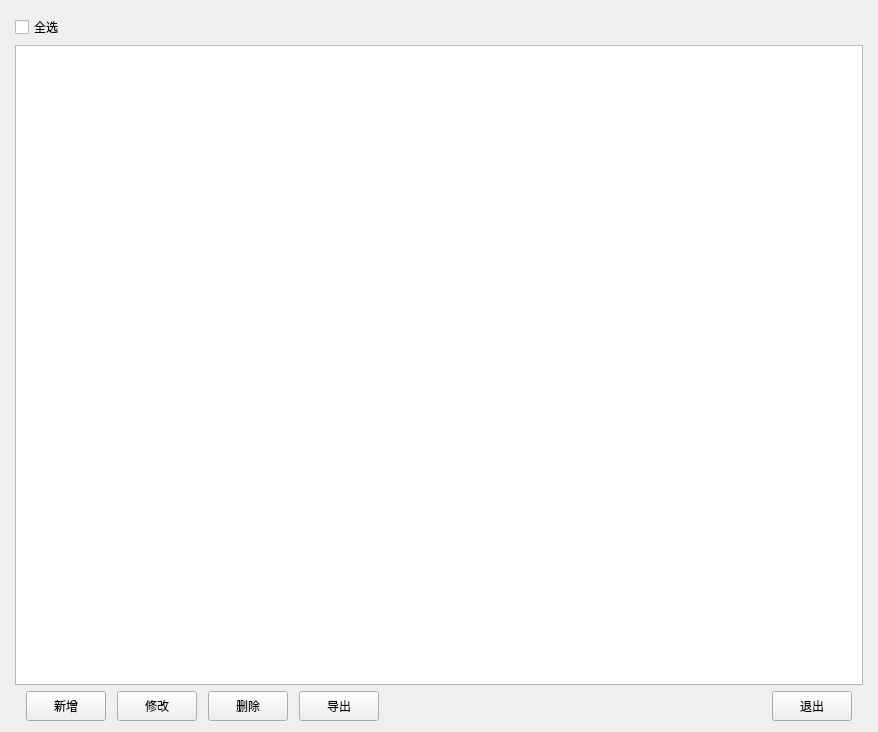
Old version of the form Qt/ERP/formcustommanage.ui in the repository superp2017/NTERP.
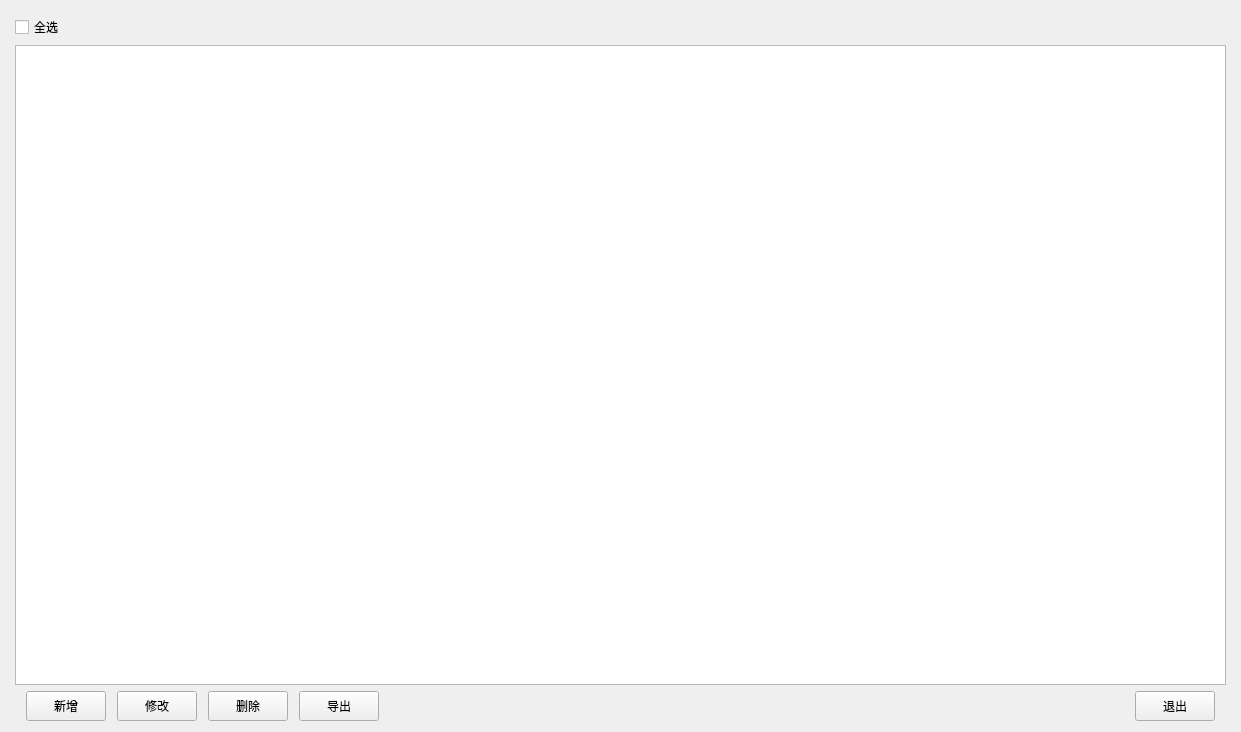
New version of the form. Custom widgets are drawn as their Qt base class.

```diff
--- a/Qt/ERP/formcustommanage.ui
+++ b/Qt/ERP/formcustommanage.ui
@@ -6,7 +6,7 @@
    <rect>
     <x>0</x>
     <y>0</y>
-    <width>878</width>
+    <width>1241</width>
     <height>732</height>
    </rect>
   </property>
```
